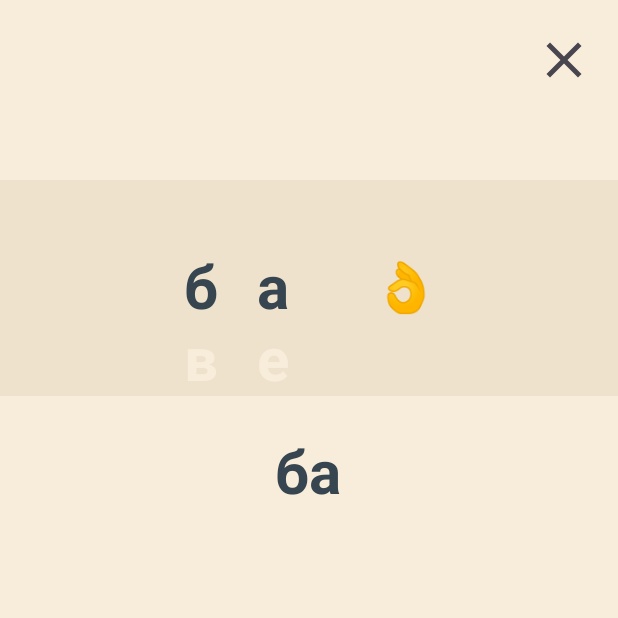
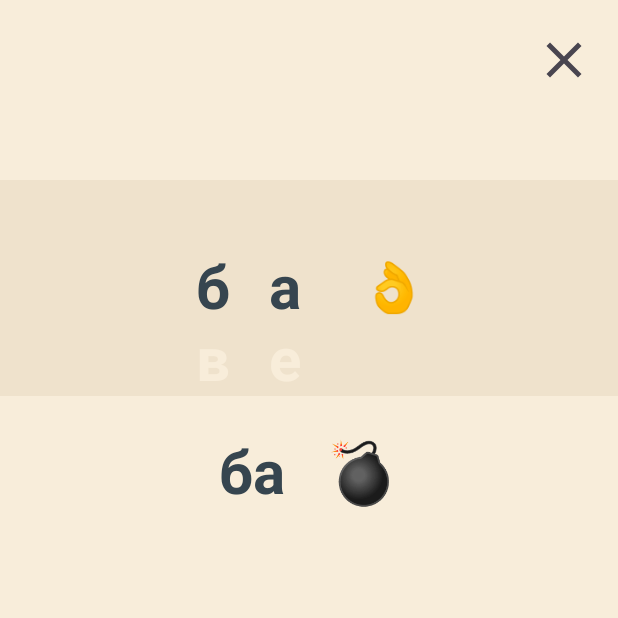
Before and after one commit to padymont/rusread, an Android app built with Jetpack Compose: the ManualListScreen screen opened through its navigation route, after a tap on an icon or button, on a phone screen of 412 x 824 dp, the top half of it. Run offline under Robolectric (Android 15) with nearby library versions, the phone set to English and light mode, and no system bars; our stand-ins replace Dagger/Hilt's generated code, Room's generated code.

Commit message:
can delete manually selected syllables

```diff
--- a/app/src/main/java/com/padym/rusread/compose/Composables.kt
+++ b/app/src/main/java/com/padym/rusread/compose/Composables.kt
@@ -6,6 +6,7 @@ import androidx.compose.foundation.layout.Box
 import androidx.compose.foundation.layout.ExperimentalLayoutApi
 import androidx.compose.foundation.layout.FlowRow
 import androidx.compose.foundation.layout.PaddingValues
+import androidx.compose.foundation.layout.RowScope
 import androidx.compose.foundation.layout.fillMaxWidth
 import androidx.compose.foundation.layout.heightIn
 import androidx.compose.foundation.layout.offset
@@ -79,34 +80,26 @@ fun EmojiIconButton(text: String, isVisible: Boolean = true, onButtonClick: () -
 
 @OptIn(ExperimentalLayoutApi::class)
 @Composable
-fun SelectionSyllablesRow(syllables: List<SyllablePreview>) {
-    FlowRow(
-        modifier = Modifier
-            .fillMaxWidth()
-            .padding(horizontal = 32.dp)
-            .heightIn(min = 268.dp)
-            .padding(bottom = 48.dp),
-        horizontalArrangement = Arrangement.Center
-    ) {
-        syllables.forEach { SingleSyllableClickable(it) }
-    }
+fun SelectionSyllablesRow(content: @Composable() (RowScope.() -> Unit)) = FlowRow(
+    modifier = Modifier
+        .fillMaxWidth()
+        .padding(horizontal = 32.dp)
+        .heightIn(min = 268.dp)
+        .padding(bottom = 48.dp),
+    horizontalArrangement = Arrangement.Center,
+    content = content
+)
+
+@Composable
+fun SyllableSelection(syllables: List<SyllablePreview>) {
+    return syllables.forEach { SyllableFlowRowButton(it) }
 }
 
 @Composable
-fun SingleSyllableClickable(syllable: SyllablePreview) {
-    OutlinedButton(
-        onClick = syllable.onClick,
-        contentPadding = PaddingValues(12.dp),
-        border = BorderStroke(width = 0.dp, color = Color.Transparent),
-        colors = ButtonDefaults.outlinedButtonColors(containerColor = Color.Transparent),
-    ) {
+fun SyllableFlowRowButton(syllable: SyllablePreview) {
+    FlowRowButton(onClick = syllable.onClick) {
         Box(contentAlignment = Alignment.TopEnd) {
-            Text(
-                text = syllable.text,
-                fontWeight = FontWeight.Bold,
-                fontSize = 40.sp,
-                color = MaterialTheme.colorScheme.onBackground,
-            )
+            FlowRowButtonText(syllable.text)
             if (syllable.isStarred) {
                 Text(
                     text = "⭐️",
@@ -117,3 +110,31 @@ fun SingleSyllableClickable(syllable: SyllablePreview) {
         }
     }
 }
+
+@Composable
+fun ActionFlowRowButton(text: String, onClick: () -> Unit) {
+    FlowRowButton(onClick = onClick) {
+        Box(contentAlignment = Alignment.TopEnd) {
+            FlowRowButtonText(text)
+        }
+    }
+}
+
+@Composable
+fun FlowRowButton(onClick: () -> Unit = {}, content: @Composable() (RowScope.() -> Unit)) {
+    OutlinedButton(
+        onClick = onClick,
+        contentPadding = PaddingValues(12.dp),
+        border = BorderStroke(width = 0.dp, color = Color.Transparent),
+        colors = ButtonDefaults.outlinedButtonColors(containerColor = Color.Transparent),
+        content = content
+    )
+}
+
+@Composable
+fun FlowRowButtonText(text: String) = Text(
+    text = text,
+    fontWeight = FontWeight.Bold,
+    fontSize = 40.sp,
+    color = MaterialTheme.colorScheme.onBackground,
+)
--- a/app/src/main/java/com/padym/rusread/compose/ManualListScreen.kt
+++ b/app/src/main/java/com/padym/rusread/compose/ManualListScreen.kt
@@ -64,7 +64,10 @@ fun ManualListScreen(navController: NavHostController) {
                 },
                 onSaveSyllable = viewModel::saveSyllable
             )
-            SelectionSyllablesRow(viewModel.syllablePreviewGroup)
+            SelectedSyllables(
+                syllables = viewModel.syllablePreviewGroup,
+                onDelete = { viewModel.deleteSyllable() }
+            )
             Spacer(modifier = Modifier.weight(1f))
             if (viewModel.isSavingListAvailable) {
                 BottomEmojiRoundButton(text = "👍") {
@@ -90,16 +93,20 @@ fun SyllableCreator(
             .fillMaxWidth()
             .height(200.dp)
             .padding(top = 40.dp, bottom = 16.dp)
-            .background(if (isVisible) AppColors.Almond else Color.Transparent),
+            .background(AppColors.Almond),
         verticalAlignment = Alignment.CenterVertically,
         horizontalArrangement = Arrangement.Center
     )
     {
-        if (isVisible) {
-            StyledScrollPicker(firstLetterList, onFirstLetterSelected)
-            StyledScrollPicker(secondLetterList, onSecondLetterSelected)
-            Box(modifier = Modifier.padding(horizontal = 16.dp))
-            EmojiIconButton(text = "👌", onButtonClick = onSaveSyllable)
+        StyledScrollPicker(firstLetterList, onFirstLetterSelected)
+        StyledScrollPicker(secondLetterList, onSecondLetterSelected)
+        Box(
+            modifier = Modifier.width(80.dp),
+            contentAlignment = Alignment.CenterEnd
+        ) {
+            if (isVisible) {
+                EmojiIconButton(text = "👌", onButtonClick = onSaveSyllable)
+            }
         }
     }
 }
@@ -177,6 +184,14 @@ fun ScrollPicker(
     }
 }
 
+@Composable
+fun SelectedSyllables(syllables: List<SyllablePreview>, onDelete: () -> Unit = {}) {
+    return SelectionSyllablesRow {
+        SyllableSelection(syllables)
+        if (syllables.isNotEmpty()) ActionFlowRowButton(text = "💣", onClick = onDelete)
+    }
+}
+
 @Preview(showBackground = true)
 @Composable
 fun ManualListScreenPreview() {
@@ -195,7 +210,7 @@ fun ManualListScreenPreview() {
         ) { paddingValues ->
             Column(Modifier.padding(paddingValues)) {
                 SyllableCreator(firstLetterList, secondLetterList)
-                SelectionSyllablesRow(scoredSyllables)
+                SelectedSyllables(scoredSyllables)
                 Spacer(modifier = Modifier.weight(1f))
                 BottomEmojiRoundButton(text = "👍") {}
             }
--- a/app/src/main/java/com/padym/rusread/compose/StartScreen.kt
+++ b/app/src/main/java/com/padym/rusread/compose/StartScreen.kt
@@ -33,7 +33,7 @@ fun StartScreen(navController: NavHostController) {
                 createSelectionAction = { navController.navigate(Screen.ManualList.route) },
                 randomSelectionAction = { viewModel.generateGroup() }
             )
-            SelectionSyllablesRow(viewModel.syllablePreviewGroup)
+            SelectedPreview(viewModel.syllablePreviewGroup)
             Spacer(modifier = Modifier.weight(1f))
             BottomEmojiRoundButton(text = "🚀") {
                 viewModel.fixCurrentGroup()
@@ -41,6 +41,11 @@ fun StartScreen(navController: NavHostController) {
             }
         }
     }
+}
+
+@Composable
+fun SelectedPreview(syllables: List<SyllablePreview>) = SelectionSyllablesRow {
+        SyllableSelection(syllables)
 }
 
 @Composable
@@ -85,7 +90,7 @@ fun StartScreenPreview() {
         Scaffold { paddingValues ->
             Column(Modifier.padding(paddingValues)) {
                 SelectionActionRow(true, true, {}, {}, {}, {})
-                SelectionSyllablesRow(scoredSyllables)
+                SelectedPreview(scoredSyllables)
                 Spacer(modifier = Modifier.weight(1f))
                 BottomEmojiRoundButton(text = "🚀", onButtonClick = {})
             }
--- a/app/src/main/java/com/padym/rusread/viewmodels/ManualListViewModel.kt
+++ b/app/src/main/java/com/padym/rusread/viewmodels/ManualListViewModel.kt
@@ -30,18 +30,16 @@ class ManualListViewModel @Inject constructor(
         "а", "е", "ё", "и", "о", "у", "ы", "ь", "ъ", "э", "ю", "я", EMPTY_SIGN
     )
 
-    private var _chosenSyllables = mutableStateOf(setOf<String>())
-    val chosenSyllables: Set<String>
-        get() = _chosenSyllables.value
+    private val chosenSyllables = mutableStateOf(listOf<String>())
 
     val syllablePreviewGroup by derivedStateOf {
-        chosenSyllables.map {
+        chosenSyllables.value.map {
             SyllablePreview(it, it in highScoreSyllables)
         }
     }
 
-    val isSavingListAvailable by derivedStateOf { chosenSyllables.size >= MIN_SYLLABLES_COUNT }
-    val isChoosingAvailable by derivedStateOf { chosenSyllables.size < MAX_SYLLABLES_COUNT }
+    val isSavingListAvailable by derivedStateOf { chosenSyllables.value.size >= MIN_SYLLABLES_COUNT }
+    val isChoosingAvailable by derivedStateOf { chosenSyllables.value.size < MAX_SYLLABLES_COUNT }
 
     private val firstLetter = mutableStateOf("")
     private val secondLetter = mutableStateOf("")
@@ -64,15 +62,19 @@ class ManualListViewModel @Inject constructor(
     fun saveSyllable() {
         val unfilteredString = "${firstLetter.value}${secondLetter.value}"
         val syllable = unfilteredString.replace(EMPTY_SIGN, "")
-        if (syllable.isNotEmpty()) {
-            _chosenSyllables.value += syllable
+        if (syllable.isNotEmpty() && syllable !in chosenSyllables.value) {
+            chosenSyllables.value += syllable
         }
     }
 
     fun saveSyllableList() {
         viewModelScope.launch {
-            listDao.save(SyllableList(list = chosenSyllables))
+            listDao.save(SyllableList(list = chosenSyllables.value.toSet()))
         }
+    }
+
+    fun deleteSyllable() {
+        chosenSyllables.value -= chosenSyllables.value.last()
     }
 }
 
```
